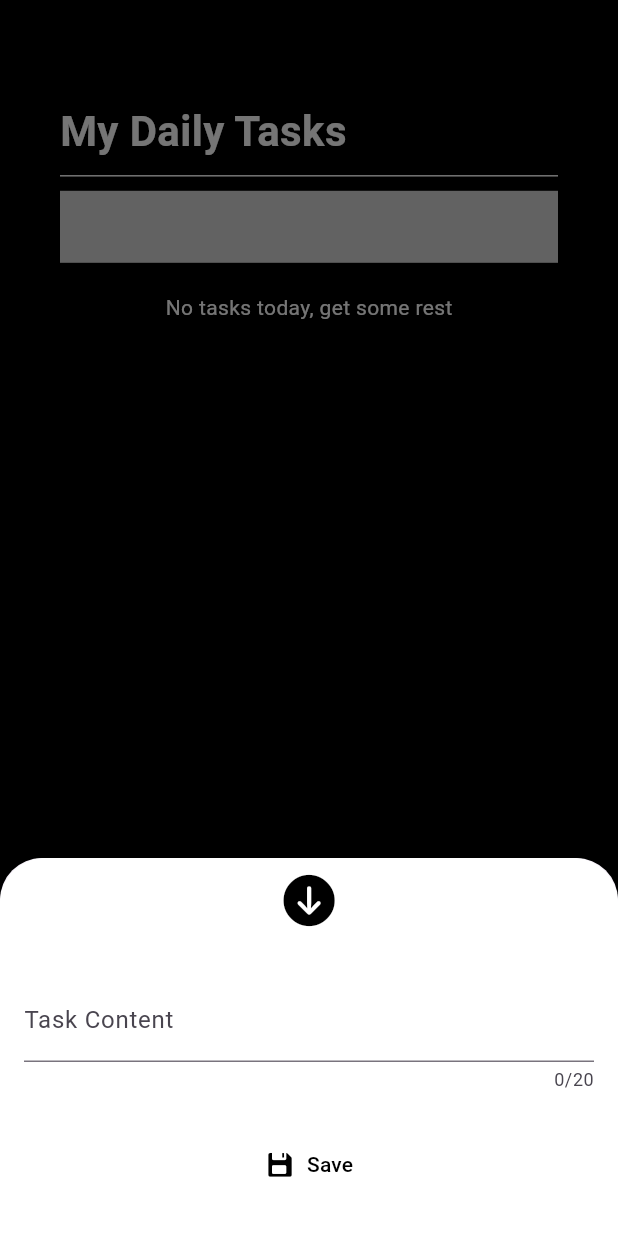
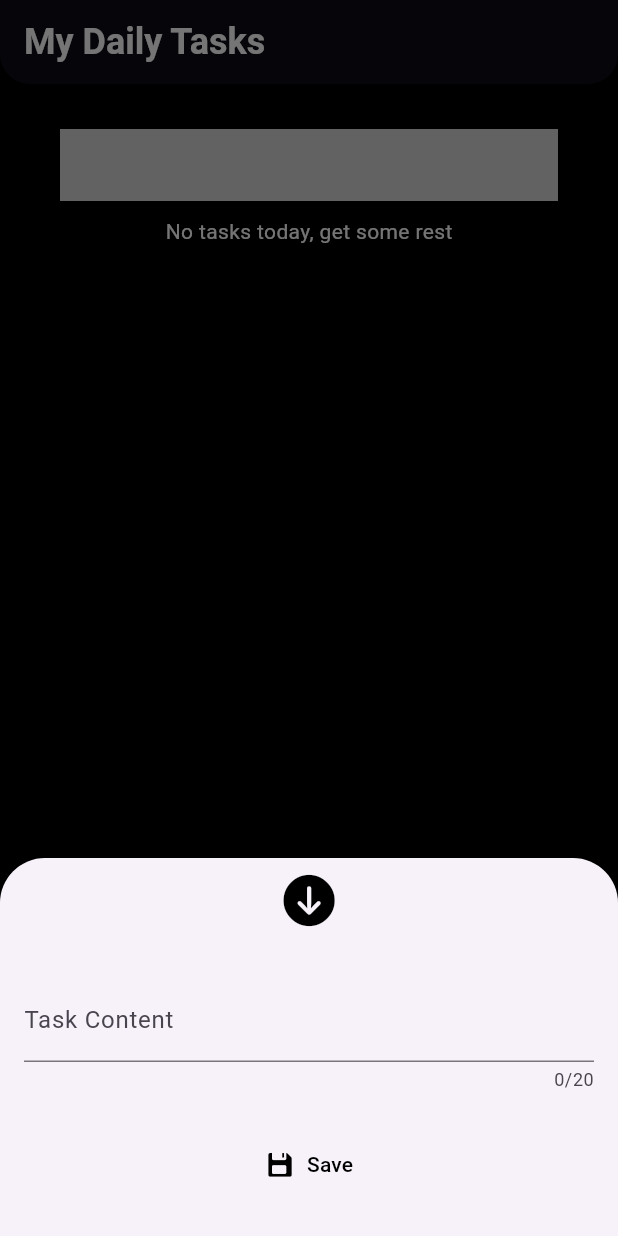
Before and after one commit to 1dylanleray/ng_cloud_flutter, a Flutter app: the screen it shows after launch, after a tap on an icon or button, on a phone screen of 412 x 824 dp. Run offline on Flutter 3.47's test engine with Material 3 defaults, Android fonts, the phone set to English and light mode, and no system bars; our stand-ins replace cloud_firestore, firebase_core; missing offline and left inert: modular_ui; accounts and stored records are empty.

Commit message:
fix(flutter): clean widgets

```diff
--- a/ma_todo_flutter/lib/main.dart
+++ b/ma_todo_flutter/lib/main.dart
@@ -5,9 +5,14 @@
 import 'firebase_options.dart';
 
 void main() async {
-  await Firebase.initializeApp(
-    options: DefaultFirebaseOptions.currentPlatform,
-  );
+  WidgetsFlutterBinding.ensureInitialized();
+  try {
+    await Firebase.initializeApp(
+      options: DefaultFirebaseOptions.currentPlatform,
+    );
+  } catch (e) {
+    debugPrint('Firebase initialization failed: $e');
+  }
   runApp(const MyApp());
 }
 
--- a/ma_todo_flutter/lib/widgets/todoapp.dart
+++ b/ma_todo_flutter/lib/widgets/todoapp.dart
@@ -1,6 +1,5 @@
 import 'package:flutter/cupertino.dart';
 import 'package:flutter/material.dart';
-import 'package:flutter/services.dart';
 import 'package:ma_todo_flutter/widgets/todoinput.dart';
 import 'package:ma_todo_flutter/widgets/todolist.dart';
 import 'package:modular_ui/modular_ui.dart';
@@ -12,32 +11,33 @@ class TodoApp extends StatelessWidget {
   Widget build(BuildContext context) {
     return Scaffold(
       backgroundColor: Colors.black,
-      extendBodyBehindAppBar: false,
+      extendBodyBehindAppBar: true,
+      appBar: AppBar(
+        backgroundColor: Colors.black.withOpacity(0.8),
+        elevation: 10,
+        centerTitle: false,
+        title: const Text(
+          'My Daily Tasks',
+          style: TextStyle(
+            color: Colors.white,
+            fontSize: 24,
+            fontWeight: FontWeight.bold,
+          ),
+        ),
+        shape: const RoundedRectangleBorder(
+          borderRadius: BorderRadius.vertical(bottom: Radius.circular(20)),
+        ),
+      ),
       body: Padding(
-        padding: const EdgeInsets.fromLTRB(40, 1.2 * kToolbarHeight, 40, 20),
+        padding: const EdgeInsets.fromLTRB(40, kToolbarHeight + 30, 40, 20),
         child: SizedBox(
           height: MediaQuery.of(context).size.height,
           child: Stack(
             children: [
               SingleChildScrollView(
-                // Permet le défilement
                 child: Column(
                   crossAxisAlignment: CrossAxisAlignment.stretch,
                   children: [
-                    const Text(
-                      'My Daily Tasks',
-                      style: TextStyle(
-                        color: Colors.white,
-                        fontSize: 28,
-                        fontWeight: FontWeight.bold,
-                      ),
-                    ),
-                    const Padding(
-                      padding: EdgeInsets.symmetric(vertical: 2.0),
-                      child: Divider(
-                        color: Colors.white,
-                      ),
-                    ),
                     MUIPrimaryInputField(
                       borderWidth: 0,
                       suffixIcon: const Icon(
@@ -46,9 +46,9 @@ class TodoApp extends StatelessWidget {
                       ),
                       hintText: '',
                       filledColor: Colors.white,
-                      controller: TextEditingController(text: ''),
+                      controller: TextEditingController(),
                     ),
-                    const SizedBox(height: 20),
+                    const SizedBox(height: 10),
                     const TodoList(),
                   ],
                 ),
@@ -59,33 +59,48 @@ class TodoApp extends StatelessWidget {
       ),
       floatingActionButtonLocation:
           FloatingActionButtonLocation.miniCenterFloat,
-      floatingActionButton: FloatingActionButton.large(
+      floatingActionButton: _buildFloatingActionButton(context),
+    );
+  }
+
+  Widget _buildFloatingActionButton(BuildContext context) {
+    return FloatingActionButton.large(
       foregroundColor: Colors.white,
       backgroundColor: Colors.transparent,
-        onPressed: () {
+      onPressed: () => _showAddTaskModal(context),
+      child: const Icon(CupertinoIcons.add_circled_solid),
+    );
+  }
+
+  void _showAddTaskModal(BuildContext context) {
     showModalBottomSheet(
       context: context,
       isScrollControlled: true,
-              builder: (BuildContext context) {
-                final TextEditingController titleController =
-                    TextEditingController();
-                final TextEditingController descriptionController =
-                    TextEditingController();
-                return Container(
-                    padding: EdgeInsets.only(
-                      bottom: MediaQuery.of(context)
-                          .viewInsets
-                          .bottom, // Gère le clavier
-                    ),
-                    decoration: const BoxDecoration(
-                        color: Colors.white,
+      shape: const RoundedRectangleBorder(
         borderRadius: BorderRadius.only(
           topLeft: Radius.circular(30),
-                            topRight: Radius.circular(30))),
+          topRight: Radius.circular(30),
+        ),
+      ),
+      builder: (context) {
+        return Padding(
+          padding: EdgeInsets.only(
+            bottom: MediaQuery.of(context).viewInsets.bottom,
+          ),
           child: Column(
             mainAxisSize: MainAxisSize.min,
             children: [
-                        Align(
+              _buildModalCloseButton(context),
+              const CreateTaskForm(),
+            ],
+          ),
+        );
+      },
+    );
+  }
+
+  Widget _buildModalCloseButton(BuildContext context) {
+    return Align(
       alignment: Alignment.topCenter,
       child: IconButton(
         icon: const Icon(
@@ -93,17 +108,7 @@ class TodoApp extends StatelessWidget {
           color: Colors.black,
           size: 40,
         ),
-                            onPressed: () {
-                              Navigator.pop(context); // Ferme la modal
-                            },
-                          ),
-                        ),
-                        const CreateTaskForm(), // Intègre ton formulaire ici
-                      ],
-                    ));
-              });
-        },
-        child: const Icon(CupertinoIcons.add_circled_solid),
+        onPressed: () => Navigator.pop(context),
       ),
     );
   }
```
Also changed, not shown: ma_todo_flutter/lib/widgets/todoinput.dart (+4 -8 lines), ma_todo_flutter/lib/widgets/todolist.dart (+6 -15 lines). Lines whose indentation alone changed are shown as unchanged.
